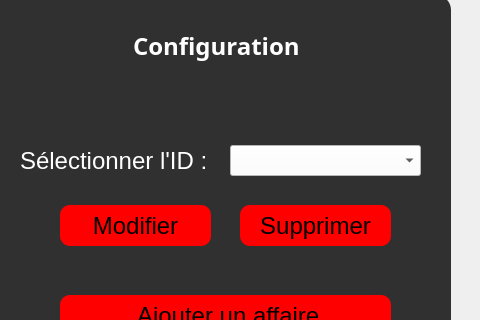
The window that affairesjuridiques.ui (nefissaKhiari/Smart_Plolice_Station) describes before a commit, drawn with Qt 5; both pictures show x 770 to 1250 and y 235 to 555 of the 1250 by 750 pixel window.
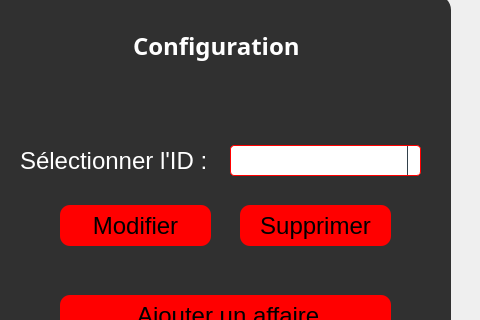
The same window after the commit. The open tabs and pages were chosen to show the change. Icons and pictures are not drawn.

```diff
--- a/affairesjuridiques.ui
+++ b/affairesjuridiques.ui
@@ -1408,7 +1408,64 @@
         </rect>
        </property>
        <property name="styleSheet">
-        <string notr="true">background: white;</string>
+        <string notr="true">QComboBox {
+  border: 1px solid red;
+  border-radius: 4px;
+  background: white;
+}
+
+QComboBox QAbstractItemView {
+  border: 1px solid black;
+  border-radius: 0;
+  background-color: white;
+  selection-background-color:#305068;
+}
+
+QComboBox QAbstractItemView:hover {
+  background-color: white;
+  color: #F0F0F0;
+}
+
+QComboBox QAbstractItemView:selected {
+  background: #1464A0;
+  color: #32414B;
+}
+
+QComboBox QAbstractItemView:alternate {
+  background: #19232D;
+}
+
+QComboBox:disabled {
+  background-color: #19232D;
+  color: #787878;
+}
+
+QComboBox:hover {
+  border: 1px solid #148CD2;
+}
+
+QComboBox:focus {
+  border: 1px solid #1464A0;
+}
+
+QComboBox:on {
+  selection-background-color: #1464A0;
+}
+
+QComboBox::item:checked {
+  font-weight: bold;
+}
+
+QComboBox::item:selected {
+  border: 0px solid transparent;
+}
+
+QComboBox::drop-down {
+  subcontrol-origin: padding;
+  subcontrol-position: top right;
+  width: 12px;
+  border-left: 1px solid #32414B;
+}</string>
        </property>
       </widget>
       <widget class="QPushButton" name="B_ModifierAffaire">
```
Left out of the diff: 130 changed lines with no effect on the pictures.
